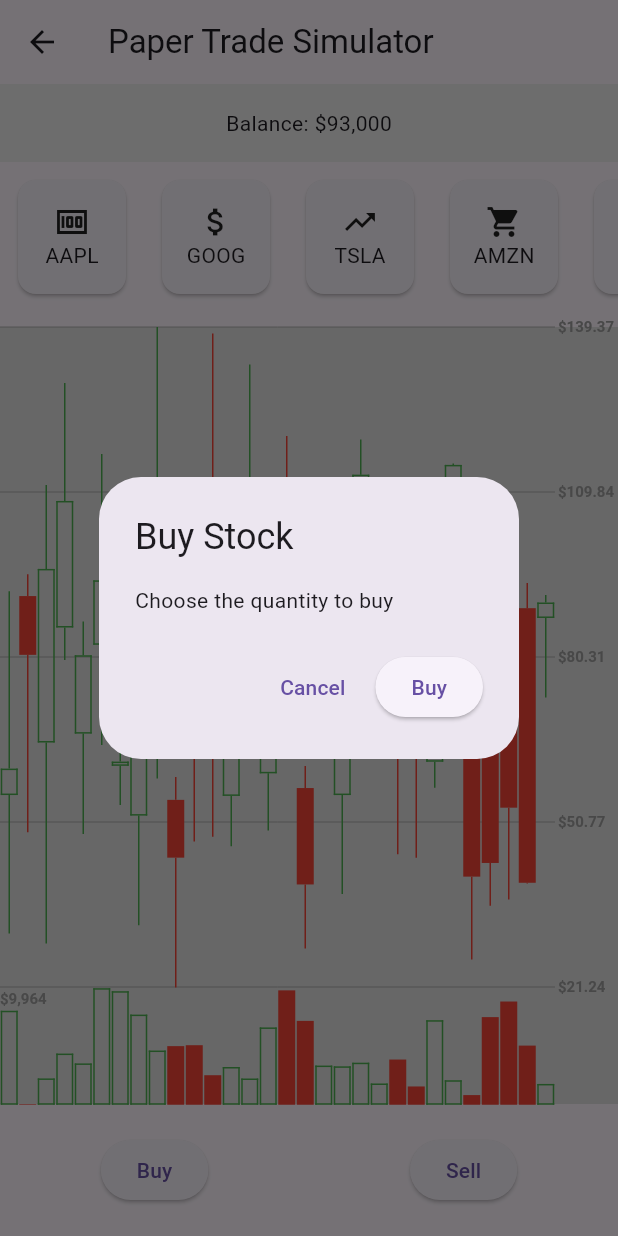
After one commit to Chance3009/education-app, a Flutter app: the TradePage screen opened directly, after a tap on "Buy", on a phone screen of 412 x 824 dp. The commit adds this screen. Run offline on Flutter 3.47's test engine with Material 3 defaults, Android fonts, the phone set to English and light mode, and no system bars.

Commit message:
Dummy Chart

```diff
--- /dev/null
+++ b/lib/Education/models/stocks.dart
@@ -0,0 +1,17 @@
+import 'package:flutter/material.dart';
+
+class Stock {
+  final String name;
+  final double price;
+  final IconData icon;
+  final List<Trade> trades;
+
+  Stock({required this.name, required this.price, required this.icon, this.trades = const []});
+}
+
+class Trade {
+  final int time;
+  final double price;
+
+  Trade({required this.time, required this.price});
+}
--- a/lib/Education/screens/education_home.dart
+++ b/lib/Education/screens/education_home.dart
@@ -1,6 +1,7 @@
 import 'package:flutter/material.dart';
 import 'package:finance/Education/models/topics.dart';
 import 'package:finance/Education/screens/topic_list_screen.dart';
+import 'package:finance/Education/screens/trade_page.dart';
 import 'package:finance/Education/widgets/topic_card.dart';
 
 class HomePageWidget extends StatefulWidget {
@@ -79,7 +80,8 @@ class ProfileSection extends StatelessWidget {
               fit: BoxFit.cover,
             ),
           ),
-          const SizedBox(width: 20), // Add some spacing between profile pic and text
+          const SizedBox(
+              width: 20), // Add some spacing between profile pic and text
           Flexible(
             child: Align(
               alignment: const AlignmentDirectional(0, 0),
@@ -153,7 +155,16 @@ class TradeCard extends StatelessWidget {
 
   @override
   Widget build(BuildContext context) {
-    return Container(
+    return GestureDetector(
+      onTap: () {
+        Navigator.push(
+          context,
+          MaterialPageRoute(
+            builder: (context) => TradePage(),
+          ),
+        );
+      },
+      child: Container(
         constraints: const BoxConstraints(
           minWidth: 350,
           maxWidth: double.infinity,
@@ -291,6 +302,7 @@ class TradeCard extends StatelessWidget {
             ],
           ),
         ),
+      ),
     );
   }
 }
@@ -315,7 +327,8 @@ class LearnSection extends StatelessWidget {
                 onPressed: () {
                   Navigator.push(
                     context,
-                    MaterialPageRoute(builder: (context) => const TopicListScreen()),
+                    MaterialPageRoute(
+                        builder: (context) => const TopicListScreen()),
                   );
                 },
                 child: const Text(
@@ -333,7 +346,7 @@ class LearnSection extends StatelessWidget {
             children: topics.map((topic) {
               return Padding(
                 padding: const EdgeInsets.symmetric(
-                    horizontal: 8.0), // Adjust the padding as needed
+                    horizontal: 8.0),
                 child: TopicCard(topic: topic),
               );
             }).toList(),
--- a/lib/Education/screens/lesson_page.dart
+++ b/lib/Education/screens/lesson_page.dart
@@ -1,3 +1,5 @@
+// ignore_for_file: library_private_types_in_public_api
+
 import 'package:flutter/material.dart';
 import 'package:finance/Education/models/topics.dart';
 
@@ -6,7 +8,7 @@ class LessonPage extends StatefulWidget {
   final int initialLessonIndex;
   final VoidCallback? onLessonCompletion;
 
-  const LessonPage({Key? key, required this.subtopic, required this.initialLessonIndex, this.onLessonCompletion}) : super(key: key);
+  const LessonPage({super.key, required this.subtopic, required this.initialLessonIndex, this.onLessonCompletion});
 
   @override
   _LessonPageState createState() => _LessonPageState();
@@ -36,7 +38,7 @@ class _LessonPageState extends State<LessonPage> {
             Expanded(
               child: PageView.builder(
                 itemCount: widget.subtopic.lessons.length,
-                controller: PageController(initialPage: currentLessonIndex), // Set initial page to selected lesson
+                controller: PageController(initialPage: currentLessonIndex),
                 onPageChanged: (index) {
                   setState(() {
                     currentLessonIndex = index;
@@ -49,11 +51,11 @@ class _LessonPageState extends State<LessonPage> {
                       children: [
                         Text(
                           widget.subtopic.lessons[index].name,
-                          style: TextStyle(fontSize: 20, fontWeight: FontWeight.w600),
+                          style: const TextStyle(fontSize: 20, fontWeight: FontWeight.w600),
                         ),
                         Text(
                           widget.subtopic.lessons[index].content,
-                          style: TextStyle(fontSize: 16),
+                          style: const TextStyle(fontSize: 16),
                         ),
                         const SizedBox(height: 16),
                         ElevatedButton(
--- a/lib/Education/screens/subtopic_list_screen.dart
+++ b/lib/Education/screens/subtopic_list_screen.dart
@@ -1,3 +1,5 @@
+// ignore_for_file: library_private_types_in_public_api
+
 import 'package:finance/Education/screens/lesson_page.dart';
 import 'package:flutter/material.dart';
 import 'package:finance/Education/models/topics.dart';
@@ -6,7 +8,7 @@ import 'package:finance/Education/widgets/subtopic_card.dart';
 class SubtopicListScreen extends StatefulWidget {
   final Topic topic;
 
-  const SubtopicListScreen({Key? key, required this.topic}) : super(key: key);
+  const SubtopicListScreen({super.key, required this.topic});
 
   @override
   _SubtopicListScreenState createState() => _SubtopicListScreenState();
@@ -43,7 +45,7 @@ class _SubtopicListScreenState extends State<SubtopicListScreen> {
                           subtopic: widget.topic.subtopics[index],
                           initialLessonIndex: initialLessonIndex,
                           onLessonCompletion: () {
-                            setState(() {}); // Update the UI when lesson completion state changes
+                            setState(() {});
                           },
                         ),
                       ),
--- /dev/null
+++ b/lib/Education/screens/trade_page.dart
@@ -0,0 +1,137 @@
+// ignore_for_file: library_private_types_in_public_api
+
+import 'package:finance/Education/widgets/trade_chart.dart';
+import 'package:flutter/material.dart';
+import 'package:finance/Education/models/stocks.dart';
+
+class TradePage extends StatefulWidget {
+  @override
+  _TradePageState createState() => _TradePageState();
+}
+
+class _TradePageState extends State<TradePage> {
+  List<Stock> stocks = [
+    Stock(name: 'AAPL', icon: Icons.money, price: 150.25),
+    Stock(name: 'GOOG', icon: Icons.attach_money, price: 2750.50),
+    Stock(name: 'TSLA', icon: Icons.trending_up, price: 700.30),
+    Stock(name: 'AMZN', icon: Icons.shopping_cart, price: 3400.75),
+    Stock(name: 'MSFT', icon: Icons.computer, price: 305.40),
+  ];
+
+  @override
+  Widget build(BuildContext context) {
+    return Scaffold(
+      appBar: AppBar(
+        title: const Text('Paper Trade Simulator'),
+      ),
+      body: Column(
+        crossAxisAlignment: CrossAxisAlignment.stretch,
+        children: [
+          Container(
+            padding: const EdgeInsets.all(16.0),
+            color: Colors.grey[200],
+            child: const Center(child: Text('Balance: \$93,000')),
+          ),
+          SizedBox(
+            height: 100,
+            child: ListView.builder(
+              scrollDirection: Axis.horizontal,
+              itemCount: stocks.length,
+              itemBuilder: (context, index) {
+                return GestureDetector(
+                  onTap: () {
+                  },
+                  child: Padding(
+                    padding: const EdgeInsets.all(8.0),
+                    child: SizedBox(
+                      width: 80,
+                      height: 80,
+                      child: Card(
+                        child: Column(
+                          mainAxisAlignment: MainAxisAlignment.center,
+                          children: [
+                            Icon(stocks[index].icon),
+                            Text(stocks[index].name),
+                          ],
+                        ),
+                      ),
+                    ),
+                  ),
+                );
+              },
+            ),
+          ),
+          const SizedBox(height: 10),
+          Expanded(
+            child:
+                Container(color: Colors.grey[300], child: const TradeChart()),
+          ),
+          Padding(
+            padding: const EdgeInsets.symmetric(vertical: 20),
+            child: Row(
+              mainAxisAlignment: MainAxisAlignment.spaceAround,
+              children: [
+                ElevatedButton(
+                  onPressed: () {
+                    showDialog(
+                      context: context,
+                      builder: (BuildContext context) {
+                        return AlertDialog(
+                          title: const Text('Buy Stock'),
+                          content: const Text('Choose the quantity to buy'),
+                          actions: [
+                            TextButton(
+                              onPressed: () {
+                                Navigator.of(context).pop();
+                              },
+                              child: const Text('Cancel'),
+                            ),
+                            ElevatedButton(
+                              onPressed: () {
+                                Navigator.of(context).pop();
+                              },
+                              child: const Text('Buy'),
+                            ),
+                          ],
+                        );
+                      },
+                    );
+                  },
+                  child: const Text('Buy'),
+                ),
+                ElevatedButton(
+                  onPressed: () {
+                    showDialog(
+                      context: context,
+                      builder: (BuildContext context) {
+                        return AlertDialog(
+                          title: const Text('Sell Stock'),
+                          content: const Text('Choose the quantity to sell'),
+                          actions: [
+                            TextButton(
+                              onPressed: () {
+                                Navigator.of(context).pop();
+                              },
+                              child: const Text('Cancel'),
+                            ),
+                            ElevatedButton(
+                              onPressed: () {
+                                Navigator.of(context).pop();
+                              },
+                              child: const Text('Sell'),
+                            ),
+                          ],
+                        );
+                      },
+                    );
+                  },
+                  child: const Text('Sell'),
+                ),
+              ],
+            ),
+          )
+        ],
+      ),
+    );
+  }
+}
--- /dev/null
+++ b/lib/Education/utils/flutter_candlesticks.dart
@@ -0,0 +1,302 @@
+import 'package:flutter/material.dart';
+
+class OHLCVGraph extends StatelessWidget {
+  OHLCVGraph({
+    Key? key,
+    required this.data,
+    this.lineWidth = 1.0,
+    this.fallbackHeight = 100.0,
+    this.fallbackWidth = 300.0,
+    this.gridLineColor = Colors.grey,
+    this.gridLineAmount = 5,
+    this.gridLineWidth = 0.5,
+    this.gridLineLabelColor = Colors.grey,
+    this.labelPrefix = "\$",
+    required this.enableGridLines,
+    required this.volumeProp,
+    this.increaseColor = Colors.green,
+    this.decreaseColor = Colors.red,
+  }) : super(key: key);
+
+  /// OHLCV data to graph  /// List of Maps containing open, high, low, close and volumeto
+  /// Example: [["open" : 40.0, "high" : 75.0, "low" : 25.0, "close" : 50.0, "volumeto" : 5000.0}, {...}]
+  final List data;
+
+  /// All lines in chart are drawn with this width
+  final double lineWidth;
+
+  /// Enable or disable grid lines
+  final bool enableGridLines;
+
+  /// Color of grid lines and label text
+  final Color gridLineColor;
+  final Color gridLineLabelColor;
+
+  /// Number of grid lines
+  final int gridLineAmount;
+
+  /// Width of grid lines
+  final double gridLineWidth;
+
+  /// Proportion of paint to be given to volume bar graph
+  final double volumeProp;
+
+  /// If graph is given unbounded space,
+  /// it will default to given fallback height and width
+  final double fallbackHeight;
+  final double fallbackWidth;
+
+  /// Symbol prefix for grid line labels
+  final String labelPrefix;
+
+  /// Increase color
+  final Color increaseColor;
+
+  /// Decrease color
+  final Color decreaseColor;
+
+  @override
+  Widget build(BuildContext context) {
+    return LimitedBox(
+      maxHeight: fallbackHeight,
+      maxWidth: fallbackWidth,
+      child: CustomPaint(
+        size: Size.infinite,
+        painter: _OHLCVPainter(data,
+            lineWidth: lineWidth,
+            gridLineColor: gridLineColor,
+            gridLineAmount: gridLineAmount,
+            gridLineWidth: gridLineWidth,
+            gridLineLabelColor: gridLineLabelColor,
+            enableGridLines: enableGridLines,
+            volumeProp: volumeProp,
+            labelPrefix: labelPrefix,
+            increaseColor: increaseColor,
+            decreaseColor: decreaseColor),
+      ),
+    );
+  }
+}
+
+class _OHLCVPainter extends CustomPainter {
+  _OHLCVPainter(this.data,
+      {required this.lineWidth,
+      required this.enableGridLines,
+      required this.gridLineColor,
+      required this.gridLineAmount,
+      required this.gridLineWidth,
+      required this.gridLineLabelColor,
+      required this.volumeProp,
+      required this.labelPrefix,
+      required this.increaseColor,
+      required this.decreaseColor});
+
+  final List data;
+  final double lineWidth;
+  final bool enableGridLines;
+  final Color gridLineColor;
+  final int gridLineAmount;
+  final double gridLineWidth;
+  final Color gridLineLabelColor;
+  final String labelPrefix;
+  final double volumeProp;
+  final Color increaseColor;
+  final Color decreaseColor;
+
+  double? _min;
+  double? _max;
+  double? _maxVolume;
+
+  List<TextPainter> gridLineTextPainters = [];
+  late TextPainter maxVolumePainter;
+
+  numCommaParse(number) {
+    return number.round().toString().replaceAllMapped(
+        RegExp(r'(\d{1,3})(?=(\d{3})+(?!\d))'), (Match m) => "${m[1]},");
+  }
+
+  update() {
+    _min = double.infinity;
+    _max = -double.infinity;
+    _maxVolume = -double.infinity;
+    for (var i in data) {
+      if (i["high"] > _max) {
+        _max = i["high"].toDouble();
+      }
+      if (i["low"] < _min) {
+        _min = i["low"].toDouble();
+      }
+      if (i["volumeto"] > _maxVolume) {
+        _maxVolume = i["volumeto"].toDouble();
+      }
+    }
+
+    if (enableGridLines) {
+      double gridLineValue;
+      for (int i = 0; i < gridLineAmount; i++) {
+        // Label grid lines
+        gridLineValue = _max! - (((_max! - _min!) / (gridLineAmount - 1)) * i);
+
+        String gridLineText;
+        if (gridLineValue < 1) {
+          gridLineText = gridLineValue.toStringAsPrecision(4);
+        } else if (gridLineValue < 999) {
+          gridLineText = gridLineValue.toStringAsFixed(2);
+        } else {
+          gridLineText = gridLineValue.round().toString().replaceAllMapped(
+              RegExp(r'(\d{1,3})(?=(\d{3})+(?!\d))'),
+              (Match m) => "${m[1]},");
+        }
+
+        gridLineTextPainters.add(TextPainter(
+            text: TextSpan(
+                text: labelPrefix + gridLineText,
+                style: TextStyle(
+                    color: gridLineLabelColor,
+                    fontSize: 10.0,
+                    fontWeight: FontWeight.bold)),
+            textDirection: TextDirection.ltr));
+        gridLineTextPainters[i].layout();
+      }
+
+      // Label volume line
+      maxVolumePainter = TextPainter(
+          text: TextSpan(
+              text: labelPrefix + numCommaParse(_maxVolume),
+              style: TextStyle(
+                  color: gridLineLabelColor,
+                  fontSize: 10.0,
+                  fontWeight: FontWeight.bold)),
+          textDirection: TextDirection.ltr);
+      maxVolumePainter.layout();
+    }
+  }
+
+  @override
+  void paint(Canvas canvas, Size size) {
+    if (_min == null || _max == null || _maxVolume == null) {
+      update();
+    }
+
+    final double volumeHeight = size.height * volumeProp;
+    final double volumeNormalizer = volumeHeight / _maxVolume!;
+
+    double width = size.width;
+    final double height = size.height * (1 - volumeProp);
+
+    if (enableGridLines) {
+      InlineSpan inlineSpan = gridLineTextPainters[0].text!;
+      width = size.width - inlineSpan.toPlainText().length * 6;
+      Paint gridPaint = Paint()
+        ..color = gridLineColor
+        ..strokeWidth = gridLineWidth;
+
+      double gridLineDist = height / (gridLineAmount - 1);
+      late double gridLineY;
+
+      // Draw grid lines
+      for (int i = 0; i < gridLineAmount; i++) {
+        gridLineY = (gridLineDist * i).round().toDouble();
+        canvas.drawLine(Offset(0.0, gridLineY),
+            Offset(width, gridLineY), gridPaint);
+
+        // Label grid lines
+        gridLineTextPainters[i]
+            .paint(canvas, Offset(width + 2.0, gridLineY - 6.0));
+      }
+
+      // Label volume line
+      maxVolumePainter.paint(canvas, Offset(0.0, gridLineY + 2.0));
+    }
+
+    final double heightNormalizer = height / (_max! - _min!);
+    final double rectWidth = width / data.length;
+
+    double rectLeft;
+    double rectTop;
+    double rectRight;
+    double rectBottom;
+
+    Paint rectPaint;
+
+    // Loop through all data
+    for (int i = 0; i < data.length; i++) {
+      rectLeft = (i * rectWidth) + lineWidth / 2;
+      rectRight = ((i + 1) * rectWidth) - lineWidth / 2;
+
+      double volumeBarTop = (height + volumeHeight) -
+          (data[i]["volumeto"] * volumeNormalizer - lineWidth / 2);
+      double volumeBarBottom = height + volumeHeight + lineWidth / 2;
+
+      if (data[i]["open"] > data[i]["close"]) {
+        // Draw candlestick if decrease
+        rectTop = height - (data[i]["open"] - _min) * heightNormalizer;
+        rectBottom = height - (data[i]["close"] - _min) * heightNormalizer;
+        rectPaint = Paint()
+          ..color = decreaseColor
+          ..strokeWidth = lineWidth;
+
+        Rect ocRect =
+            Rect.fromLTRB(rectLeft, rectTop, rectRight, rectBottom);
+        canvas.drawRect(ocRect, rectPaint);
+
+        // Draw volume bars
+        Rect volumeRect = Rect.fromLTRB(
+            rectLeft, volumeBarTop, rectRight, volumeBarBottom);
+        canvas.drawRect(volumeRect, rectPaint);
+      } else {
+        // Draw candlestick if increase
+        rectTop = (height - (data[i]["close"] - _min) * heightNormalizer) +
+            lineWidth / 2;
+        rectBottom = (height - (data[i]["open"] - _min) * heightNormalizer) -
+            lineWidth / 2;
+        rectPaint = Paint()
+          ..color = increaseColor
+          ..strokeWidth = lineWidth;
+
+        canvas.drawLine(Offset(rectLeft, rectBottom - lineWidth / 2),
+            Offset(rectRight, rectBottom - lineWidth / 2), rectPaint);
+        canvas.drawLine(Offset(rectLeft, rectTop + lineWidth / 2),
+            Offset(rectRight, rectTop + lineWidth / 2), rectPaint);
+        canvas.drawLine(Offset(rectLeft + lineWidth / 2, rectBottom),
+            Offset(rectLeft + lineWidth / 2, rectTop), rectPaint);
+        canvas.drawLine(Offset(rectRight - lineWidth / 2, rectBottom),
+            Offset(rectRight - lineWidth / 2, rectTop), rectPaint);
+
+        // Draw volume bars
+        canvas.drawLine(Offset(rectLeft, volumeBarBottom - lineWidth / 2),
+            Offset(rectRight, volumeBarBottom - lineWidth / 2), rectPaint);
+        canvas.drawLine(Offset(rectLeft, volumeBarTop + lineWidth / 2),
+            Offset(rectRight, volumeBarTop + lineWidth / 2), rectPaint);
+        canvas.drawLine(Offset(rectLeft + lineWidth / 2, volumeBarBottom),
+            Offset(rectLeft + lineWidth / 2, volumeBarTop), rectPaint);
+        canvas.drawLine(Offset(rectRight - lineWidth / 2, volumeBarBottom),
+            Offset(rectRight - lineWidth / 2, volumeBarTop), rectPaint);
+      }
+
+      // Draw low/high candlestick wicks
+      double low = height - (data[i]["low"] - _min) * heightNormalizer;
+      double high = height - (data[i]["high"] - _min) * heightNormalizer;
+      canvas.drawLine(
+          Offset(rectLeft + rectWidth / 2 - lineWidth / 2, rectBottom),
+          Offset(rectLeft + rectWidth / 2 - lineWidth / 2, low),
+          rectPaint);
+      canvas.drawLine(
+          Offset(rectLeft + rectWidth / 2 - lineWidth / 2, rectTop),
+          Offset(rectLeft + rectWidth / 2 - lineWidth / 2, high),
+          rectPaint);
+    }
+  }
+
+  @override
+  bool shouldRepaint(_OHLCVPainter old) {
+    return data != old.data ||
+        lineWidth != old.lineWidth ||
+        enableGridLines != old.enableGridLines ||
+        gridLineColor != old.gridLineColor ||
+        gridLineAmount != old.gridLineAmount ||
+        gridLineWidth != old.gridLineWidth ||
+        volumeProp != old.volumeProp ||
+        gridLineLabelColor != old.gridLineLabelColor;
+  }
+}
--- /dev/null
+++ b/lib/Education/utils/random_data.dart
@@ -0,0 +1,26 @@
+import 'dart:math';
+
+List<Map<String, dynamic>> generateRandomData() {
+  Random random = Random();
+  List<Map<String, dynamic>> data = [];
+
+  for (int i = 0; i < 30; i++) {
+    double open = 50.0 + random.nextDouble() * 50.0;
+    double high = open + random.nextDouble() * 50.0;
+    double low = open - random.nextDouble() * 50.0;
+    double close = low + random.nextDouble() * (high - low);
+    double volumeTo = random.nextDouble() * 10000.0;
+
+    Map<String, dynamic> dataPoint = {
+      "open": open,
+      "high": high,
+      "low": low,
+      "close": close,
+      "volumeto": volumeTo,
+    };
+
+    data.add(dataPoint);
+  }
+
+  return data;
+}
--- a/lib/Education/widgets/topic_card.dart
+++ b/lib/Education/widgets/topic_card.dart
@@ -21,8 +21,8 @@ class TopicCard extends StatelessWidget {
         );
       },
       child: Container(
-        width: 150, // Adjust the width as needed
-        height: 150, // Adjust the height as needed
+        width: 150,
+        height: 150,
         padding: const EdgeInsets.all(10),
         decoration: BoxDecoration(
           color: Colors.white,
@@ -32,19 +32,19 @@ class TopicCard extends StatelessWidget {
               color: Colors.black.withOpacity(.2),
               blurRadius: 4.0,
               spreadRadius: .05,
-            ), //BoxShadow
+            ),
           ],
         ),
         child: Column(
           mainAxisAlignment: MainAxisAlignment.center,
           children: [
-            Icon(topic.icon, size: 50), // Decrease the icon size
-            const SizedBox(height: 15), // Increase the space between icon and text
+            Icon(topic.icon, size: 50),
+            const SizedBox(height: 15),
             Text(
               topic.name,
               style: const TextStyle(fontSize: 16, fontWeight: FontWeight.bold),
               textAlign: TextAlign.center,
-              maxLines: 2, // Allow two lines for text
+              maxLines: 2,
               overflow: TextOverflow.ellipsis,
             ),
           ],
--- /dev/null
+++ b/lib/Education/widgets/trade_chart.dart
@@ -0,0 +1,22 @@
+import 'package:finance/Education/utils/random_data.dart';
+import 'package:flutter/material.dart';
+import 'package:finance/Education/utils/flutter_candlesticks.dart';
+
+class TradeChart extends StatelessWidget {
+  const TradeChart({super.key});
+
+  @override
+  Widget build(BuildContext context) {
+    final List<Map<String, dynamic>> sampleData = generateRandomData();
+
+    return OHLCVGraph(
+      fallbackHeight: 600,
+      fallbackWidth: 400,
+        data: sampleData,
+        enableGridLines: true,
+        volumeProp: 0.15,
+        gridLineAmount: 5,
+        gridLineColor: Colors.grey,
+        gridLineLabelColor: Colors.grey);
+  }
+}
--- a/pubspec.yaml
+++ b/pubspec.yaml
@@ -31,6 +31,7 @@ dependencies:
   flutter:
     sdk: flutter
   fluttertoast: ^8.0.8
+  syncfusion_flutter_charts: ^25.1.35
   auto_size_text: 3.0.0
   cached_network_image: 3.3.1
   collection: 1.18.0
```
Also changed, not shown: pubspec.lock. Lines whose indentation alone changed are shown as unchanged.
